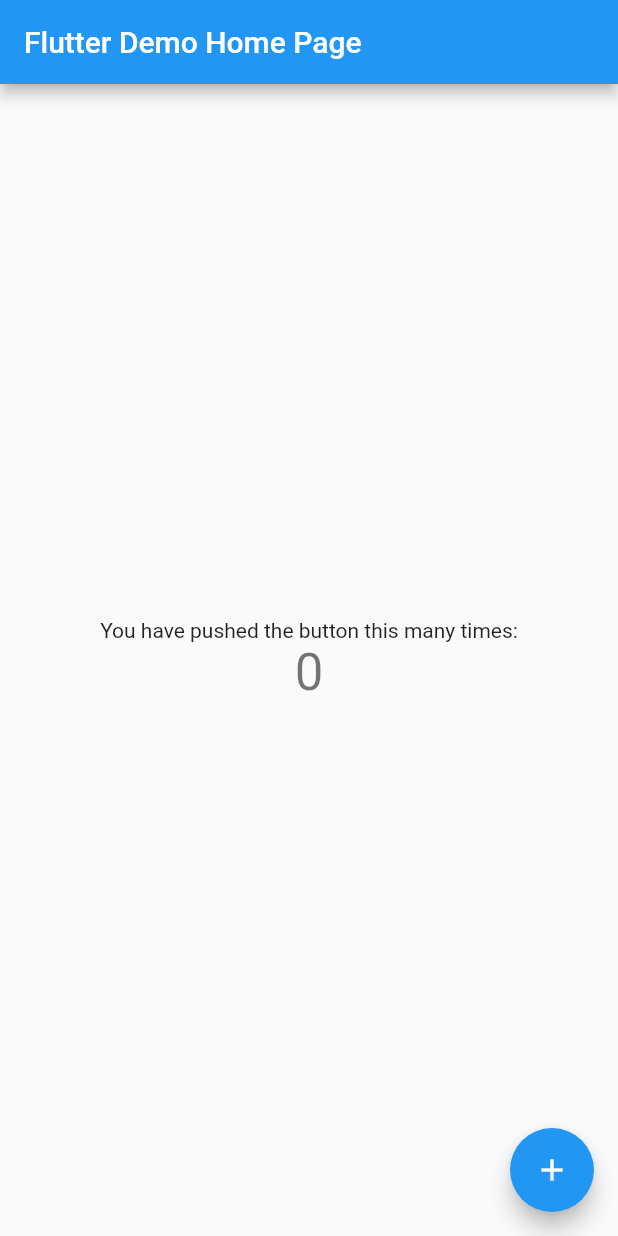
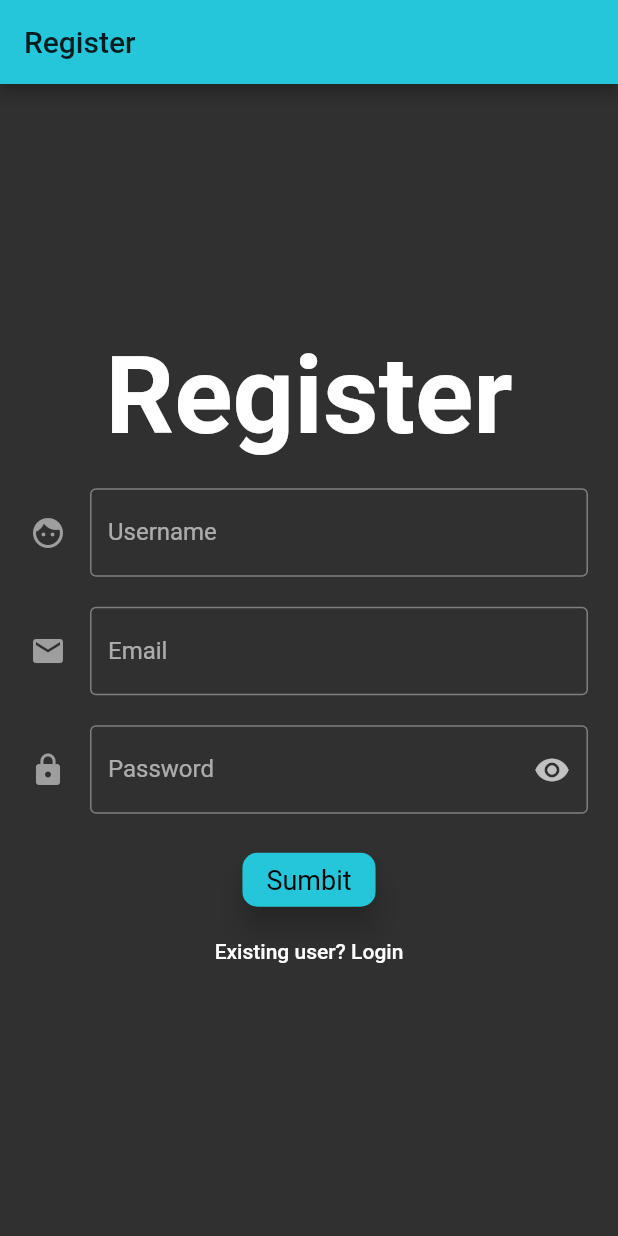
Before and after one commit to pmcarlos/flutter_ecommerce, a Flutter app: the screen it shows after launch, on a phone screen of 412 x 824 dp. Run offline on Flutter 3.47's test engine with Material 2 defaults, Android fonts, the phone set to English and light mode, and no system bars.

Commit message:
Register and login pages added

```diff
--- a/lib/main.dart
+++ b/lib/main.dart
@@ -1,4 +1,6 @@
 import 'package:flutter/material.dart';
+import 'package:flutter_ecommerce/pages/login_page.dart';
+import 'package:flutter_ecommerce/pages/register_page.dart';
 
 void main() => runApp(MyApp());
 
@@ -7,105 +9,26 @@ class MyApp extends StatelessWidget {
   @override
   Widget build(BuildContext context) {
     return MaterialApp(
-      title: 'Flutter Demo',
+      title: 'Flutter E-commerce',
+      debugShowCheckedModeBanner: false,
+      routes: {
+        '/login': (BuildContext context) => LoginPage(),
+        '/register': (BuildContext context) => RegisterPage()
+      },
       theme: ThemeData(
-        // This is the theme of your application.
-        //
-        // Try running your application with "flutter run". You'll see the
-        // application has a blue toolbar. Then, without quitting the app, try
-        // changing the primarySwatch below to Colors.green and then invoke
-        // "hot reload" (press "r" in the console where you ran "flutter run",
-        // or simply save your changes to "hot reload" in a Flutter IDE).
-        // Notice that the counter didn't reset back to zero; the application
-        // is not restarted.
-        primarySwatch: Colors.blue,
+        primaryColor: Colors.cyan[400],
+        accentColor: Colors.deepOrange[200],
+        brightness: Brightness.dark,
+        textTheme: TextTheme(
+          headline: TextStyle(
+            fontSize: 72.0,
+            fontWeight: FontWeight.bold,
+          ),
+          title: TextStyle(fontSize: 36.0, fontStyle: FontStyle.italic),
+          body1: TextStyle(fontSize: 18.0),
+        ),
       ),
-      home: MyHomePage(title: 'Flutter Demo Home Page'),
+      home: RegisterPage(),
     );
   }
 }
-
-class MyHomePage extends StatefulWidget {
-  MyHomePage({Key key, this.title}) : super(key: key);
-
-  // This widget is the home page of your application. It is stateful, meaning
-  // that it has a State object (defined below) that contains fields that affect
-  // how it looks.
-
-  // This class is the configuration for the state. It holds the values (in this
-  // case the title) provided by the parent (in this case the App widget) and
-  // used by the build method of the State. Fields in a Widget subclass are
-  // always marked "final".
-
-  final String title;
-
-  @override
-  _MyHomePageState createState() => _MyHomePageState();
-}
-
-class _MyHomePageState extends State<MyHomePage> {
-  int _counter = 0;
-
-  void _incrementCounter() {
-    setState(() {
-      // This call to setState tells the Flutter framework that something has
-      // changed in this State, which causes it to rerun the build method below
-      // so that the display can reflect the updated values. If we changed
-      // _counter without calling setState(), then the build method would not be
-      // called again, and so nothing would appear to happen.
-      _counter++;
-    });
-  }
-
-  @override
-  Widget build(BuildContext context) {
-    // This method is rerun every time setState is called, for instance as done
-    // by the _incrementCounter method above.
-    //
-    // The Flutter framework has been optimized to make rerunning build methods
-    // fast, so that you can just rebuild anything that needs updating rather
-    // than having to individually change instances of widgets.
-    return Scaffold(
-      appBar: AppBar(
-        // Here we take the value from the MyHomePage object that was created by
-        // the App.build method, and use it to set our appbar title.
-        title: Text(widget.title),
-      ),
-      body: Center(
-        // Center is a layout widget. It takes a single child and positions it
-        // in the middle of the parent.
-        child: Column(
-          // Column is also layout widget. It takes a list of children and
-          // arranges them vertically. By default, it sizes itself to fit its
-          // children horizontally, and tries to be as tall as its parent.
-          //
-          // Invoke "debug painting" (press "p" in the console, choose the
-          // "Toggle Debug Paint" action from the Flutter Inspector in Android
-          // Studio, or the "Toggle Debug Paint" command in Visual Studio Code)
-          // to see the wireframe for each widget.
-          //
-          // Column has various properties to control how it sizes itself and
-          // how it positions its children. Here we use mainAxisAlignment to
-          // center the children vertically; the main axis here is the vertical
-          // axis because Columns are vertical (the cross axis would be
-          // horizontal).
-          mainAxisAlignment: MainAxisAlignment.center,
-          children: <Widget>[
-            Text(
-              'You have pushed the button this many times:',
-            ),
-            Text(
-              '$_counter',
-              style: Theme.of(context).textTheme.display1,
-            ),
-          ],
-        ),
-      ),
-      floatingActionButton: FloatingActionButton(
-        onPressed: _incrementCounter,
-        tooltip: 'Increment',
-        child: Icon(Icons.add),
-      ), // This trailing comma makes auto-formatting nicer for build methods.
-    );
-  }
-}
--- /dev/null
+++ b/lib/pages/register_page.dart
@@ -0,0 +1,153 @@
+import 'package:flutter/material.dart';
+
+class RegisterPage extends StatefulWidget {
+  @override
+  _RegisterPageState createState() => _RegisterPageState();
+}
+
+class _RegisterPageState extends State<RegisterPage> {
+  final _formKey = GlobalKey<FormState>();
+  String _username, _email, _password;
+  bool _obscureText = true;
+
+  void _submit() {
+    final form = _formKey.currentState;
+    if (form.validate()) {
+      form.save();
+    }
+  }
+
+  @override
+  Widget build(BuildContext context) {
+    return Scaffold(
+      appBar: AppBar(
+        title: Text('Register'),
+      ),
+      body: Container(
+        padding: EdgeInsets.symmetric(horizontal: 20.0),
+        child: Center(
+          child: SingleChildScrollView(
+            child: Form(
+              key: _formKey,
+              child: Column(
+                children: <Widget>[
+                  _buildTitle(),
+                  _buildUsernameInput(),
+                  _buildEmailInput(),
+                  _buildPasswordInput(),
+                  _buildRegisterActions()
+                ],
+              ),
+            ),
+          ),
+        ),
+      ),
+    );
+  }
+
+  Widget _buildTitle() {
+    return Text(
+      'Register',
+      style: Theme.of(context).textTheme.headline,
+    );
+  }
+
+  Widget _buildUsernameInput() {
+    return Padding(
+      padding: EdgeInsets.only(top: 20.0),
+      child: TextFormField(
+        onSaved: (val) => _username = val,
+        validator: (val) => val.length < 6 ? 'Username too short' : null,
+        decoration: InputDecoration(
+          border: OutlineInputBorder(),
+          labelText: 'Username',
+          hintText: 'Enter username, min length 6',
+          icon: Icon(
+            Icons.face,
+            color: Colors.grey,
+          ),
+        ),
+      ),
+    );
+  }
+
+  Widget _buildEmailInput() {
+    return Padding(
+      padding: EdgeInsets.only(top: 20.0),
+      child: TextFormField(
+        onSaved: (val) => _email = val,
+        validator: (val) => !val.contains('@') ? 'Invalid email' : null,
+        decoration: InputDecoration(
+          border: OutlineInputBorder(),
+          labelText: 'Email',
+          hintText: 'Enter a valid email',
+          icon: Icon(
+            Icons.mail,
+            color: Colors.grey,
+          ),
+        ),
+      ),
+    );
+  }
+
+  Padding _buildPasswordInput() {
+    return Padding(
+      padding: EdgeInsets.only(top: 20.0),
+      child: TextFormField(
+        onSaved: (val) => _password = val,
+        validator: (val) => val.length < 6 ? 'Password too short' : null,
+        obscureText: _obscureText,
+        decoration: InputDecoration(
+          suffixIcon: GestureDetector(
+            child: Icon(_obscureText ? Icons.visibility : Icons.visibility_off),
+            onTap: () {
+              setState(() {
+                _obscureText = !_obscureText;
+              });
+            },
+          ),
+          border: OutlineInputBorder(),
+          labelText: 'Password',
+          hintText: 'Enter password, min length 6',
+          icon: Icon(
+            Icons.lock,
+            color: Colors.grey,
+          ),
+        ),
+      ),
+    );
+  }
+
+  Padding _buildRegisterActions() {
+    return Padding(
+      padding: EdgeInsets.only(top: 20.0),
+      child: Column(
+        children: <Widget>[
+          RaisedButton(
+            child: Text(
+              'Sumbit',
+              style: Theme.of(context)
+                  .textTheme
+                  .body1
+                  .copyWith(color: Colors.black),
+            ),
+            elevation: 8.0,
+            shape: RoundedRectangleBorder(
+              borderRadius: BorderRadius.all(
+                Radius.circular(10.0),
+              ),
+            ),
+            color: Theme.of(context).primaryColor,
+            onPressed: _submit,
+          ),
+          FlatButton(
+            child: Text('Existing user? Login'),
+            onPressed: () {
+              Navigator.pushReplacementNamed(context, '/login');
+            },
+          )
+        ],
+      ),
+    );
+  }
+}
```
Also changed, not shown: lib/pages/login_page.dart (added, +133 -0 lines), 1 other file.
